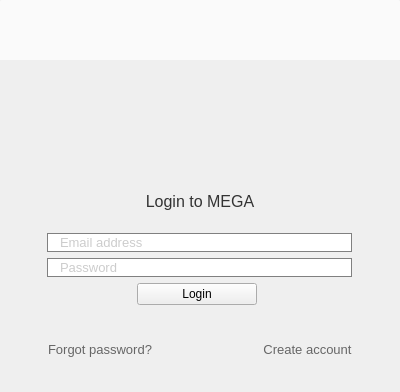
This is src/MEGASync/gui/linux/GuestWidget.ui in meganz/MEGAsync as Qt 5 draws it before an edit. The edited form follows.
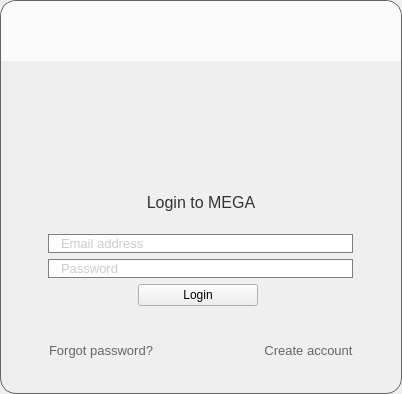
This is the edited form. Icons and pictures are not drawn.

Commit message: have guest widget rounded with border in linux & windows

Diff of the .ui file:
```diff
--- a/src/MEGASync/gui/linux/GuestWidget.ui
+++ b/src/MEGASync/gui/linux/GuestWidget.ui
@@ -6,8 +6,8 @@
    <rect>
     <x>0</x>
     <y>0</y>
-    <width>400</width>
-    <height>392</height>
+    <width>402</width>
+    <height>394</height>
    </rect>
   </property>
   <property name="sizePolicy">
@@ -18,26 +18,33 @@
   </property>
   <property name="minimumSize">
    <size>
-    <width>400</width>
-    <height>392</height>
+    <width>402</width>
+    <height>394</height>
    </size>
   </property>
   <property name="maximumSize">
    <size>
-    <width>400</width>
-    <height>392</height>
+    <width>402</width>
+    <height>394</height>
    </size>
   </property>
   <property name="windowTitle">
    <string/>
   </property>
   <property name="styleSheet">
-   <string notr="true">#wHeader
+   <string notr="true">#wGuestWidgetIn
+{
+ border: 1px solid rgba(100, 100, 100);
+ border-radius: 16px;
+}
+
+#wHeader
 {
  background-color:  #FAFAFA;
- border-top-left-radius: 2px;
- border-top-right-radius: 2px;
+ border-top-left-radius: 16px;
+ border-top-right-radius: 16px;
 }
+
 #bMEGA, #bLogoLogging, #bLogoLogin, #bLogoSettingUp
 {
 	border: none;
@@ -79,7 +86,7 @@
 }
 #lLogin
 {
-  font-family: &quot;Montserrat&quot;;
+  font-family: &quot;Lato&quot;;
   font-size: 16px;
   color: #333333;
 }
@@ -87,14 +94,14 @@
 #lProgress
 {
 	color: #333333;
-     font-family: &quot;Montserrat&quot;;
+     font-family: &quot;Lato&quot;;
 	font-size: 16px;
 	padding-top: 15px;
 }
 #lSettingUp
 {
 	color: #333333;
-     font-family: &quot;Montserrat&quot;;
+     font-family: &quot;Lato&quot;;
 	font-size: 16px;
 }
 </string>
@@ -116,6 +123,30 @@
     <number>0</number>
    </property>
    <item>
+    <widget class="QWidget" name="wGuestWidgetIn" native="true">
+     <property name="minimumSize">
+      <size>
+       <width>402</width>
+       <height>394</height>
+      </size>
+     </property>
+     <layout class="QVBoxLayout" name="verticalLayout_11">
+      <property name="spacing">
+       <number>0</number>
+      </property>
+      <property name="leftMargin">
+       <number>1</number>
+      </property>
+      <property name="topMargin">
+       <number>1</number>
+      </property>
+      <property name="rightMargin">
+       <number>1</number>
+      </property>
+      <property name="bottomMargin">
+       <number>1</number>
+      </property>
+      <item>
     <widget class="QWidget" name="wHeader" native="true">
      <property name="minimumSize">
       <size>
@@ -525,7 +556,7 @@
                      <property name="minimumSize">
                       <size>
                        <width>120</width>
-                       <height>0</height>
+                          <height>22</height>
                       </size>
                      </property>
                      <property name="styleSheet">
@@ -1095,6 +1126,9 @@
    </item>
   </layout>
  </widget>
+   </item>
+  </layout>
+ </widget>
  <tabstops>
   <tabstop>lEmail</tabstop>
   <tabstop>lPassword</tabstop>
```
Left out of the diff: 7 changed lines with no effect on the pictures. Lines whose indentation alone changed are shown as unchanged. The commit also changes 3 other files.
